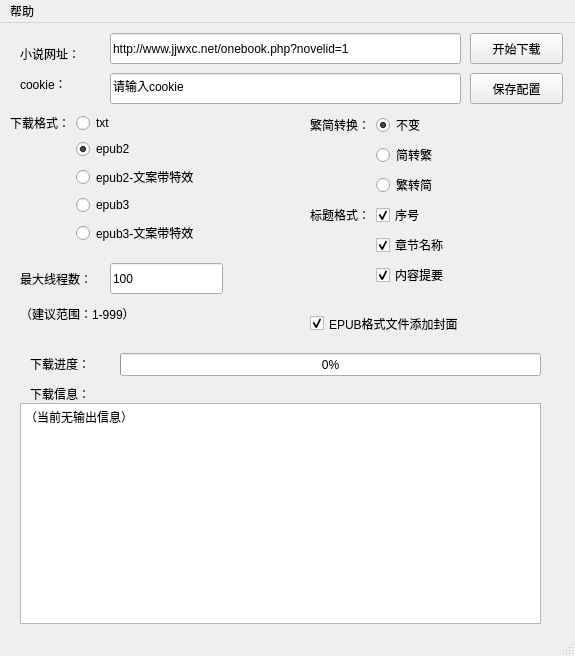
Old version of the form exe整合版/jjurl.ui in the repository 7325156/jjwxcNovelCrawler.
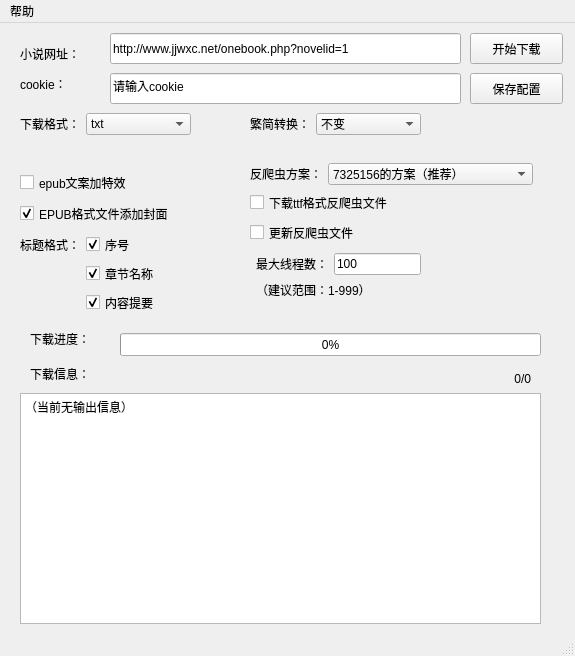
New version of the form. Icons and pictures are not drawn.

What changed in the file:
```diff
--- a/exe整合版/jjurl.ui
+++ b/exe整合版/jjurl.ui
@@ -24,13 +24,32 @@
    <widget class="QWidget" name="formLayoutWidget">
     <property name="geometry">
      <rect>
-      <x>310</x>
+      <x>250</x>
       <y>90</y>
-      <width>191</width>
-      <height>91</height>
+      <width>171</width>
+      <height>45</height>
      </rect>
     </property>
     <layout class="QFormLayout" name="tstran">
+     <item row="0" column="1">
+      <widget class="QComboBox" name="stch">
+       <item>
+        <property name="text">
+         <string>不变</string>
+        </property>
+       </item>
+       <item>
+        <property name="text">
+         <string>繁转简</string>
+        </property>
+       </item>
+       <item>
+        <property name="text">
+         <string>简转繁</string>
+        </property>
+       </item>
+      </widget>
+     </item>
      <item row="0" column="0">
       <widget class="QLabel" name="label">
        <property name="text">
@@ -38,39 +57,15 @@
        </property>
       </widget>
      </item>
-     <item row="0" column="1">
-      <widget class="QRadioButton" name="stremain">
-       <property name="text">
-        <string>不变</string>
-       </property>
-       <property name="checked">
-        <bool>true</bool>
-       </property>
-      </widget>
-     </item>
-     <item row="1" column="1">
-      <widget class="QRadioButton" name="s2t">
-       <property name="text">
-        <string>简转繁</string>
-       </property>
-      </widget>
-     </item>
-     <item row="2" column="1">
-      <widget class="QRadioButton" name="t2s">
-       <property name="text">
-        <string>繁转简</string>
-       </property>
-      </widget>
-     </item>
     </layout>
    </widget>
    <widget class="QWidget" name="formLayoutWidget_2">
     <property name="geometry">
      <rect>
-      <x>10</x>
+      <x>20</x>
       <y>90</y>
-      <width>251</width>
-      <height>132</height>
+      <width>171</width>
+      <height>41</height>
      </rect>
     </property>
     <layout class="QFormLayout" name="fileend">
@@ -82,44 +77,22 @@
       </widget>
      </item>
      <item row="0" column="1">
-      <widget class="QRadioButton" name="txt">
-       <property name="text">
-        <string>txt</string>
-       </property>
-       <property name="checked">
-        <bool>false</bool>
-       </property>
-      </widget>
-     </item>
-     <item row="1" column="1">
-      <widget class="QRadioButton" name="epub2">
-       <property name="text">
-        <string>epub2</string>
-       </property>
-       <property name="checked">
-        <bool>true</bool>
-       </property>
-      </widget>
-     </item>
-     <item row="2" column="1">
-      <widget class="QRadioButton" name="epub2s">
-       <property name="text">
-        <string>epub2-文案带特效</string>
-       </property>
-      </widget>
-     </item>
-     <item row="3" column="1">
-      <widget class="QRadioButton" name="epub3">
-       <property name="text">
-        <string>epub3</string>
-       </property>
-      </widget>
-     </item>
-     <item row="4" column="1">
-      <widget class="QRadioButton" name="epub3s">
-       <property name="text">
-        <string>epub3-文案带特效</string>
-       </property>
+      <widget class="QComboBox" name="format">
+       <item>
+        <property name="text">
+         <string>txt</string>
+        </property>
+       </item>
+       <item>
+        <property name="text">
+         <string>epub2</string>
+        </property>
+       </item>
+       <item>
+        <property name="text">
+         <string>epub3</string>
+        </property>
+       </item>
       </widget>
      </item>
     </layout>
@@ -179,10 +152,10 @@
    <widget class="QWidget" name="formLayoutWidget_3">
     <property name="geometry">
      <rect>
-      <x>310</x>
-      <y>180</y>
+      <x>20</x>
+      <y>210</y>
       <width>191</width>
-      <height>101</height>
+      <height>81</height>
      </rect>
     </property>
     <layout class="QFormLayout" name="titlestyle">
@@ -225,51 +198,6 @@
      </item>
     </layout>
    </widget>
-   <widget class="QLabel" name="label_6">
-    <property name="geometry">
-     <rect>
-      <x>20</x>
-      <y>240</y>
-      <width>91</width>
-      <height>31</height>
-     </rect>
-    </property>
-    <property name="text">
-     <string>最大线程数：</string>
-    </property>
-   </widget>
-   <widget class="QLineEdit" name="threadnum">
-    <property name="geometry">
-     <rect>
-      <x>110</x>
-      <y>240</y>
-      <width>113</width>
-      <height>31</height>
-     </rect>
-    </property>
-    <property name="inputMask">
-     <string/>
-    </property>
-    <property name="text">
-     <string>100</string>
-    </property>
-    <property name="echoMode">
-     <enum>QLineEdit::Normal</enum>
-    </property>
-   </widget>
-   <widget class="QLabel" name="label_7">
-    <property name="geometry">
-     <rect>
-      <x>20</x>
-      <y>280</y>
-      <width>171</width>
-      <height>21</height>
-     </rect>
-    </property>
-    <property name="text">
-     <string>（建议范围：1-999）</string>
-    </property>
-   </widget>
    <widget class="QPushButton" name="start">
     <property name="geometry">
      <rect>
@@ -287,7 +215,7 @@
     <property name="geometry">
      <rect>
       <x>30</x>
-      <y>360</y>
+      <y>340</y>
       <width>81</width>
       <height>21</height>
      </rect>
@@ -313,9 +241,9 @@
     <property name="geometry">
      <rect>
       <x>20</x>
-      <y>380</y>
+      <y>370</y>
       <width>521</width>
-      <height>221</height>
+      <height>231</height>
      </rect>
     </property>
     <property name="contextMenuPolicy">
@@ -338,8 +266,8 @@
    <widget class="QCheckBox" name="checkBox">
     <property name="geometry">
      <rect>
-      <x>310</x>
-      <y>280</y>
+      <x>20</x>
+      <y>170</y>
       <width>181</width>
       <height>41</height>
      </rect>
@@ -355,7 +283,7 @@
     <property name="geometry">
      <rect>
       <x>120</x>
-      <y>330</y>
+      <y>310</y>
       <width>421</width>
       <height>23</height>
      </rect>
@@ -368,7 +296,7 @@
     <property name="geometry">
      <rect>
       <x>30</x>
-      <y>325</y>
+      <y>300</y>
       <width>81</width>
       <height>31</height>
      </rect>
@@ -377,6 +305,142 @@
      <string>下载进度：</string>
     </property>
    </widget>
+   <widget class="QLabel" name="pct">
+    <property name="geometry">
+     <rect>
+      <x>400</x>
+      <y>340</y>
+      <width>131</width>
+      <height>31</height>
+     </rect>
+    </property>
+    <property name="text">
+     <string>0/0</string>
+    </property>
+    <property name="alignment">
+     <set>Qt::AlignRight|Qt::AlignTrailing|Qt::AlignVCenter</set>
+    </property>
+   </widget>
+   <widget class="QCheckBox" name="special">
+    <property name="geometry">
+     <rect>
+      <x>20</x>
+      <y>150</y>
+      <width>164</width>
+      <height>19</height>
+     </rect>
+    </property>
+    <property name="text">
+     <string>epub文案加特效</string>
+    </property>
+   </widget>
+   <widget class="QWidget" name="formLayoutWidget_4">
+    <property name="geometry">
+     <rect>
+      <x>250</x>
+      <y>230</y>
+      <width>171</width>
+      <height>61</height>
+     </rect>
+    </property>
+    <layout class="QFormLayout" name="formLayout">
+     <item row="0" column="1">
+      <layout class="QHBoxLayout" name="horizontalLayout">
+       <item>
+        <widget class="QLabel" name="label_6">
+         <property name="text">
+          <string>最大线程数：</string>
+         </property>
+        </widget>
+       </item>
+       <item>
+        <widget class="QLineEdit" name="threadnum">
+         <property name="inputMask">
+          <string/>
+         </property>
+         <property name="text">
+          <string>100</string>
+         </property>
+         <property name="echoMode">
+          <enum>QLineEdit::Normal</enum>
+         </property>
+        </widget>
+       </item>
+      </layout>
+     </item>
+     <item row="1" column="1">
+      <widget class="QLabel" name="label_7">
+       <property name="text">
+        <string>（建议范围：1-999）</string>
+       </property>
+      </widget>
+     </item>
+    </layout>
+   </widget>
+   <widget class="QWidget" name="formLayoutWidget_5">
+    <property name="geometry">
+     <rect>
+      <x>250</x>
+      <y>140</y>
+      <width>283</width>
+      <height>31</height>
+     </rect>
+    </property>
+    <layout class="QFormLayout" name="formLayout_2">
+     <item row="0" column="0">
+      <widget class="QLabel" name="label_10">
+       <property name="text">
+        <string>反爬虫方案：</string>
+       </property>
+      </widget>
+     </item>
+     <item row="0" column="1">
+      <widget class="QComboBox" name="crawler">
+       <item>
+        <property name="text">
+         <string>7325156的方案（推荐）</string>
+        </property>
+       </item>
+       <item>
+        <property name="text">
+         <string>fffonion的方案</string>
+        </property>
+       </item>
+       <item>
+        <property name="text">
+         <string>yingziwu的方案</string>
+        </property>
+       </item>
+      </widget>
+     </item>
+    </layout>
+   </widget>
+   <widget class="QCheckBox" name="crawlerupdate">
+    <property name="geometry">
+     <rect>
+      <x>250</x>
+      <y>200</y>
+      <width>181</width>
+      <height>19</height>
+     </rect>
+    </property>
+    <property name="text">
+     <string>更新反爬虫文件</string>
+    </property>
+   </widget>
+   <widget class="QCheckBox" name="ttffile">
+    <property name="geometry">
+     <rect>
+      <x>250</x>
+      <y>170</y>
+      <width>191</width>
+      <height>19</height>
+     </rect>
+    </property>
+    <property name="text">
+     <string>下载ttf格式反爬虫文件</string>
+    </property>
+   </widget>
   </widget>
   <widget class="QMenuBar" name="menubar">
    <property name="geometry">
```
Left out of the diff: 22 changed lines with no effect on the pictures.
